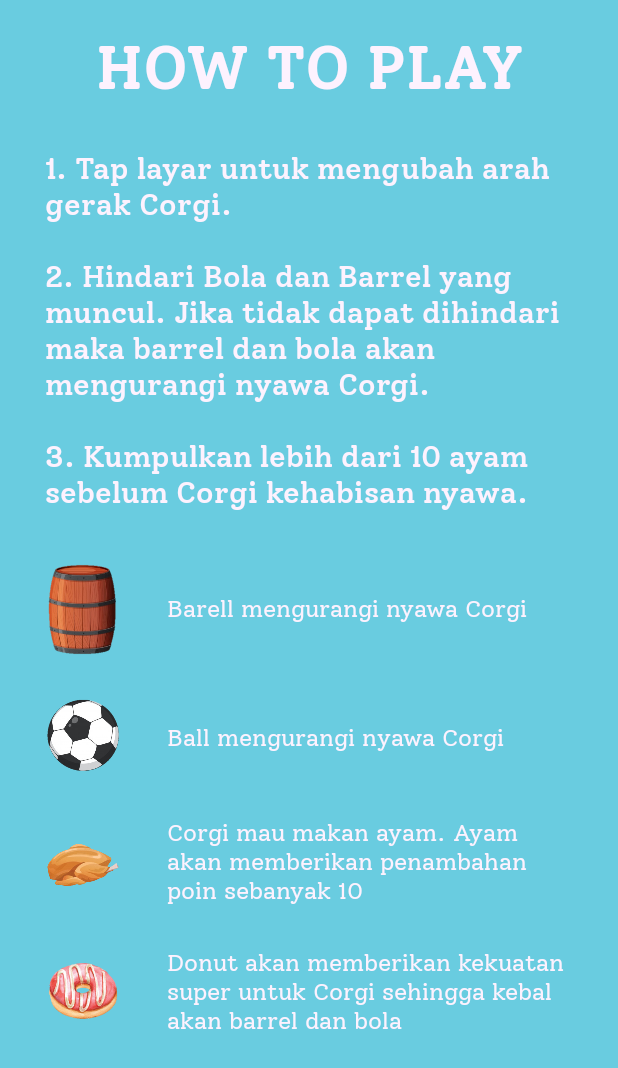
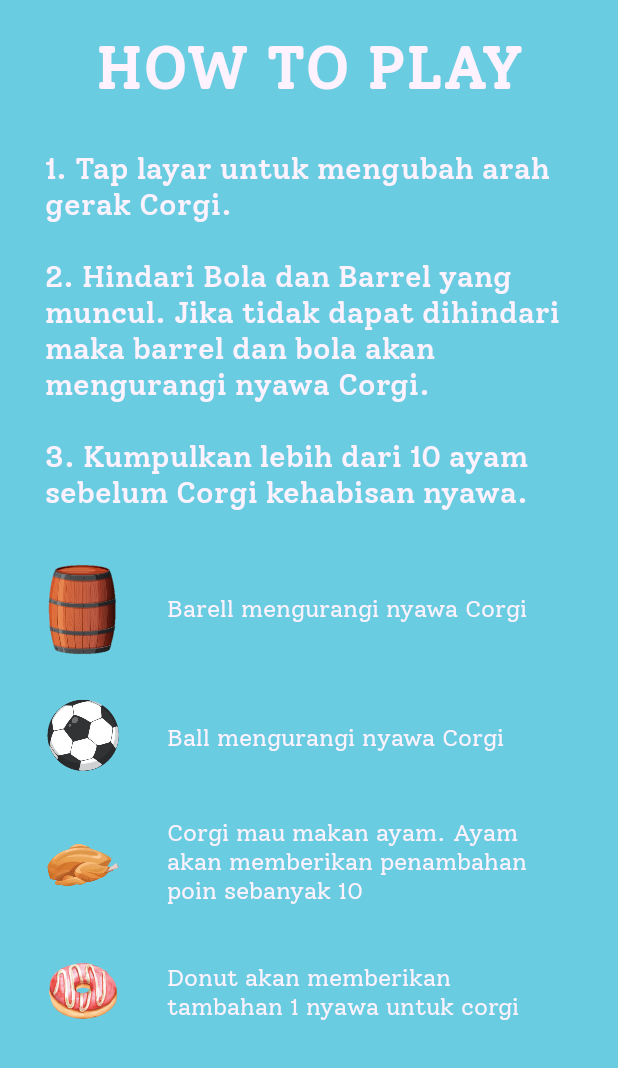
Before and after one commit to AngelikaJustine/Flying_Corgi, an Android app: the RuleView screen opened directly, with no data from a screen before it, on a phone screen of 412 x 824 dp. Shown: the top 1068 px of the screen. Run offline under Robolectric (Android 15) with nearby library versions, the phone set to English and light mode, and no system bars.

Commit message:
Update Rule

```diff
--- a/app/src/main/res/layout/activity_rule_view.xml
+++ b/app/src/main/res/layout/activity_rule_view.xml
@@ -120,10 +120,10 @@
         android:layout_height="wrap_content"
         android:layout_alignTop="@+id/ball"
         android:layout_marginLeft="20dp"
-        android:layout_marginTop="150dp"
+        android:layout_marginTop="160dp"
         android:layout_marginRight="30dp"
         android:layout_toRightOf="@+id/imgdonut"
-        android:text="Donut akan memberikan kekuatan super untuk Corgi sehingga kebal akan barrel dan bola"
+        android:text="Donut akan memberikan tambahan 1 nyawa untuk corgi"
         android:textColor="@color/white"
         android:textSize="16dp" />
 
```
